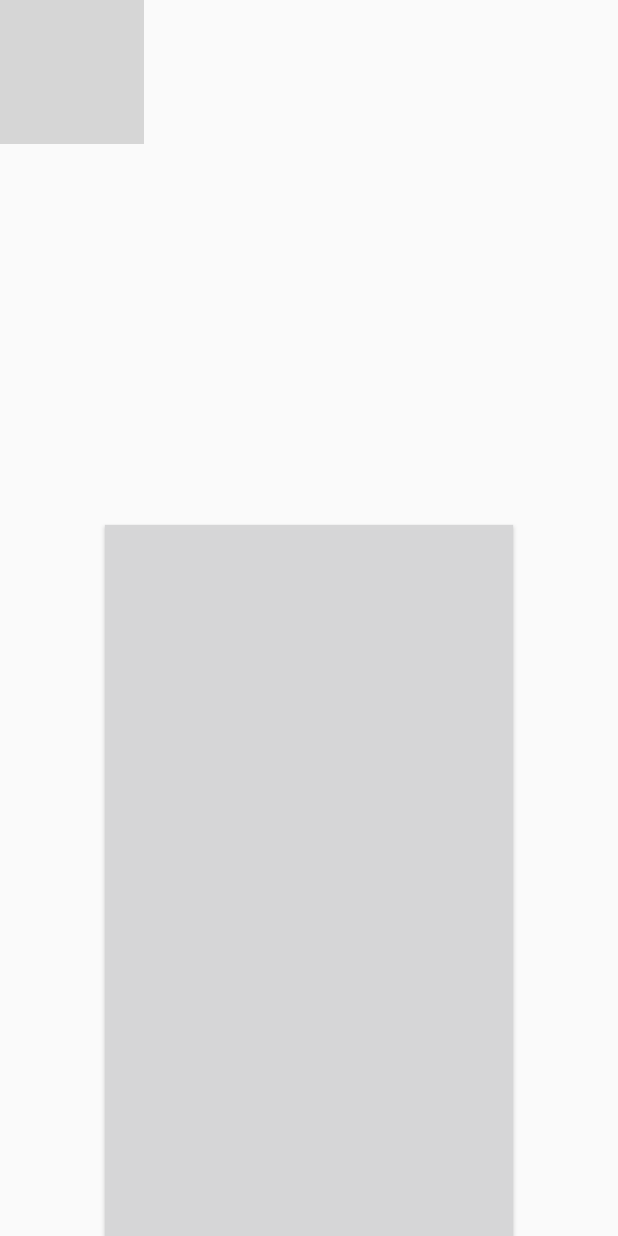
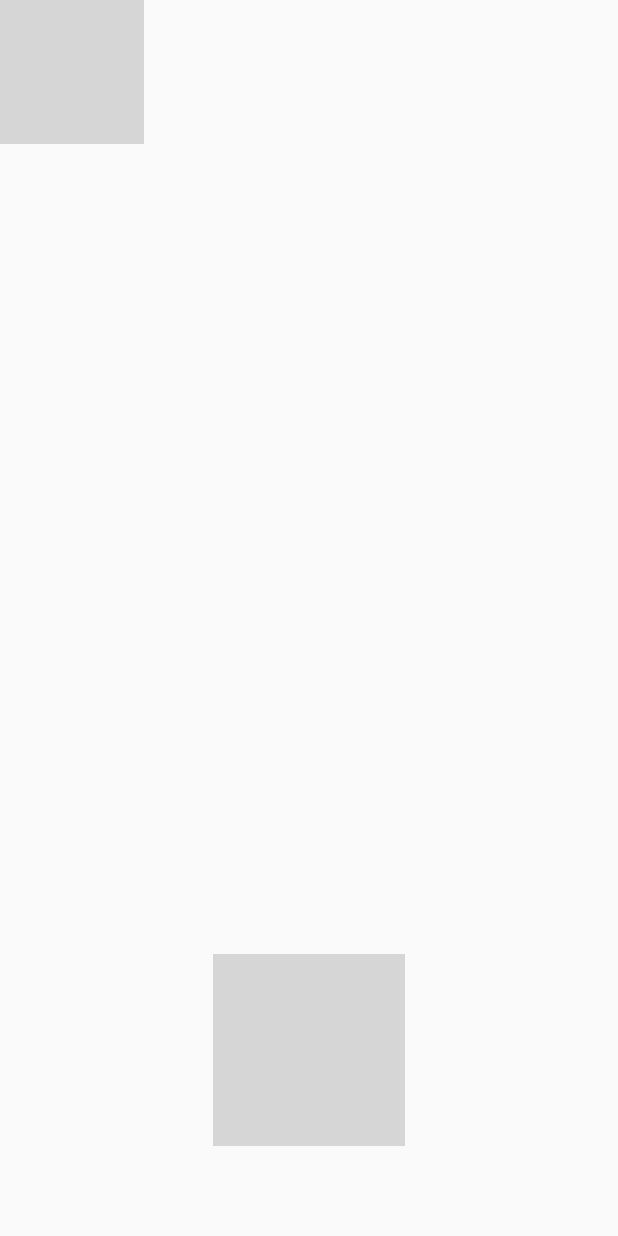
Before and after one commit to jshepdevelopment/SpeechMaster, an Android app: the screen it shows after launch (VoiceRecognitionActivity), on a phone screen of 412 x 824 dp. Run offline under Robolectric (Android 15) with nearby library versions, the phone set to English and light mode, and no system bars; grey boxes are pictures that could not be loaded.

Commit message:
Updated UI.

```diff
--- a/app/src/main/java/com/rickgoldman/speechmaster/VoiceRecognitionActivity.java
+++ b/app/src/main/java/com/rickgoldman/speechmaster/VoiceRecognitionActivity.java
@@ -5,6 +5,7 @@ package com.rickgoldman.speechmaster;
  */
 import java.util.ArrayList;
 
+import android.graphics.PorterDuff;
 import android.speech.RecognitionListener;
 import android.speech.RecognizerIntent;
 import android.speech.SpeechRecognizer;
@@ -12,6 +13,7 @@ import android.app.Activity;
 import android.content.Intent;
 import android.os.Bundle;
 import android.util.Log;
+import android.view.MotionEvent;
 import android.view.View;
 import android.widget.CompoundButton;
 import android.widget.CompoundButton.OnCheckedChangeListener;
@@ -55,6 +57,7 @@ public class VoiceRecognitionActivity extends Activity implements
             public void onCheckedChanged(CompoundButton buttonView,
                                          boolean isChecked) {
                 if (isChecked) {
+                    buttonEffect(toggleButton);
                     progressBar.setVisibility(View.VISIBLE);
                     progressBar.setIndeterminate(true);
                     speech.startListening(recognizerIntent);
@@ -66,6 +69,27 @@ public class VoiceRecognitionActivity extends Activity implements
             }
         });
 
+    }
+
+    public static void buttonEffect(View button){
+        button.setOnTouchListener(new View.OnTouchListener() {
+
+            public boolean onTouch(View v, MotionEvent event) {
+                switch (event.getAction()) {
+                    case MotionEvent.ACTION_DOWN: {
+                        v.getBackground().setColorFilter(0xe0f47521, PorterDuff.Mode.SRC_ATOP);
+                        v.invalidate();
+                        break;
+                    }
+                    case MotionEvent.ACTION_UP: {
+                        v.getBackground().clearColorFilter();
+                        v.invalidate();
+                        break;
+                    }
+                }
+                return false;
+            }
+        });
     }
 
     @Override
--- a/app/src/main/res/layout/activity_main.xml
+++ b/app/src/main/res/layout/activity_main.xml
@@ -6,6 +6,7 @@
 
     <ImageView
         android:id="@+id/imageView1"
+        android:contentDescription="@string/speech_prompt"
         android:layout_width="wrap_content"
         android:layout_height="wrap_content"
         android:scaleType="center"
@@ -16,35 +17,42 @@
         style="?android:attr/progressBarStyleHorizontal"
         android:layout_width="match_parent"
         android:layout_height="wrap_content"
-        android:paddingLeft="10dp"
-        android:paddingRight="10dp"
-        android:layout_alignParentBottom="true"
+        android:paddingLeft="5dp"
+        android:paddingRight="5dp"
+        android:layout_alignParentTop="true"
         android:layout_alignParentLeft="true"
-        android:layout_alignParentStart="true"
-        android:layout_marginBottom="97dp" />
+        android:layout_alignParentStart="true" />
 
     <TextView
         android:id="@+id/textView1"
+        android:layout_width="match_parent"
+        android:layout_height="wrap_content"
+        android:textSize="28sp"
+        android:textColor="#FFFFFF"
+        android:layout_centerVertical="true"
+        android:layout_alignParentLeft="true"
+        android:layout_alignParentStart="true"
+        android:textAlignment="center" />
+
+    <LinearLayout
         android:layout_width="wrap_content"
         android:layout_height="wrap_content"
-        android:layout_above="@+id/progressBar1"
+        android:layout_alignParentBottom="true"
         android:layout_centerHorizontal="true"
-        android:layout_marginTop="47dp"
-        android:textSize="32dp"
-        android:textColor="#FFFFFF" />
+        android:layout_marginBottom="60dp"
+        android:gravity="center"
+        android:orientation="vertical"
+        android:id="@+id/linearLayout">
 
-    <ToggleButton
-        android:layout_marginStart="70dp"
-        android:layout_marginLeft="70dp"
-        android:layout_marginRight="70dp"
-        android:layout_marginTop="350dp"
-        android:id="@+id/toggleButton1"
-        android:layout_width="match_parent"
-        android:layout_height="match_parent"
-        android:text="ToggleButton"
+        <ToggleButton
+            android:layout_width="128dp"
+            android:layout_height="128dp"
+            android:id="@+id/toggleButton1"
+            android:background="@drawable/toggle_selector"
+            android:textOff=""
+            android:textOn=""
 
-        android:background="@drawable/toggle_selector"
-        android:textOff=""
-        android:textOn="" />
+             />
+    </LinearLayout>
 
 </RelativeLayout>
--- a/app/src/main/res/values/strings.xml
+++ b/app/src/main/res/values/strings.xml
@@ -4,8 +4,7 @@
     <string name="app_name">Speech Master</string>
     <string name="action_settings">Settings</string>
     <string name="hello_world">Master English Pronunciation</string>
-    <string name="speech_prompt">Say something&#8230;</string>
+    <string name="speech_prompt">Say something.</string>
     <string name="speech_not_supported">Sorry! Your device doesn\'t support speech input</string>
-    <string name="tap_on_mic">Tap on mic to speak</string>
 
 </resources>
```
